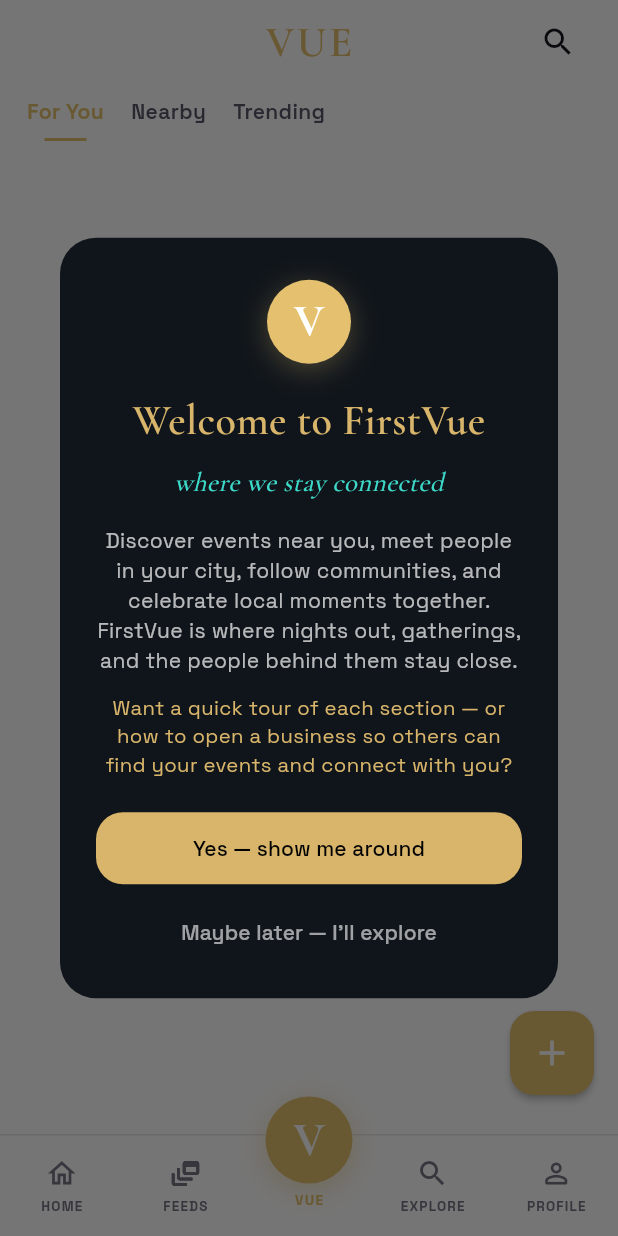
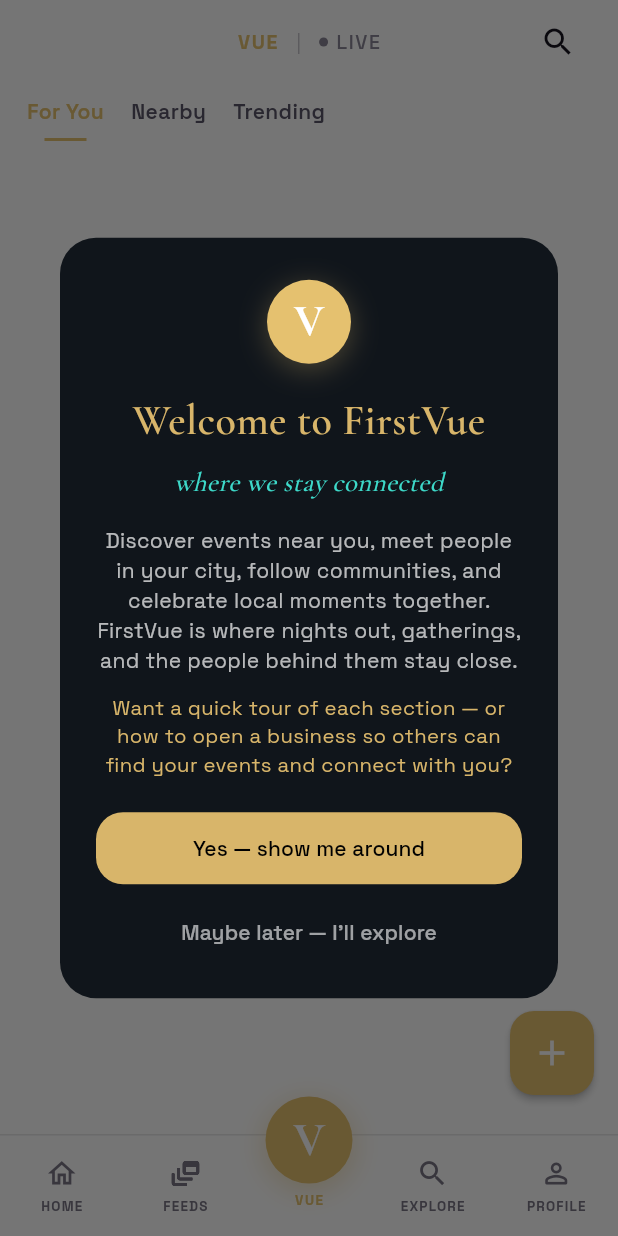
Before and after one commit to hkendale16-create/Firstvue, a Flutter app: the screen it shows once a user with an empty profile is signed in, on a phone screen of 412 x 824 dp. Run offline on Flutter 3.47's test engine with Material 3 defaults, Android fonts, the phone set to English and light mode, and no system bars; our stand-ins replace app_links, audioplayers, flutter_local_notifications, geolocator, image_picker, share_plus and 5 more; missing offline and left inert: cryptography, dart:html, flutter_webrtc; accounts and stored records are empty; project files that could hold a hidden picture were left out.

Commit message:
Add FirstVue LIVE mode shell and VUE|LIVE switch (Phase 1).
Introduces a feature-flagged experience mode on the VUE tab with local
persistence and an empty LIVE shell, leaving the existing mosaic feed
unchanged when VUE is selected.

Co-authored-by: hkendale16-create <hkendale16-create@users.noreply.github.com>

```diff
--- a/lib/config/feature_flags.dart
+++ b/lib/config/feature_flags.dart
@@ -14,4 +14,41 @@ class FeatureFlags {
     'FIRSTVUE_PAYMENTS',
     defaultValue: false,
   );
+
+  /// Top-level VUE | LIVE mode switch and LIVE shell.
+  /// Disable with `--dart-define=FIRSTVUE_LIVE_MODE=false`.
+  static const liveModeEnabled = bool.fromEnvironment(
+    'FIRSTVUE_LIVE_MODE',
+    defaultValue: true,
+  );
+
+  /// LIVE map (Phase 4). Independent of [liveModeEnabled].
+  static const liveMapEnabled = bool.fromEnvironment(
+    'FIRSTVUE_LIVE_MAP',
+    defaultValue: false,
+  );
+
+  /// I'm Here / Here Now presence (Phase 3).
+  static const liveEventPresenceEnabled = bool.fromEnvironment(
+    'FIRSTVUE_LIVE_EVENT_PRESENCE',
+    defaultValue: false,
+  );
+
+  /// Event conversation entry from LIVE detail (Phase 3).
+  static const liveEventChatEnabled = bool.fromEnvironment(
+    'FIRSTVUE_LIVE_EVENT_CHAT',
+    defaultValue: false,
+  );
+
+  /// Food Truck LIVE cards / map pins (later phases).
+  static const liveFoodTrucksEnabled = bool.fromEnvironment(
+    'FIRSTVUE_LIVE_FOOD_TRUCKS',
+    defaultValue: false,
+  );
+
+  /// Heating Up / activity scores (Phase 5).
+  static const liveHeatActivityEnabled = bool.fromEnvironment(
+    'FIRSTVUE_LIVE_HEAT_ACTIVITY',
+    defaultValue: false,
+  );
 }
--- a/lib/screens/discovery_feed_screen.dart
+++ b/lib/screens/discovery_feed_screen.dart
@@ -3,10 +3,12 @@ import 'package:supabase_flutter/supabase_flutter.dart';
 
 import '../auth/ensure_signed_in.dart';
 import '../config/app_config.dart';
+import '../config/feature_flags.dart';
 import '../models/publish_destination.dart';
 import '../models/share_payload.dart';
 import '../navigation/firstvue_page_route.dart';
 import '../services/discovery_feed_service.dart';
+import '../services/live_mode_preference.dart';
 import '../services/saved_items_service.dart';
 import '../services/vue_featured_rotation.dart';
 import '../services/vue_tab_preference.dart';
@@ -16,11 +18,13 @@ import '../widgets/firstvue_refresh_scaffold.dart';
 import '../widgets/firstvue_share_sheet.dart';
 import '../widgets/fv_ui.dart';
 import '../widgets/social_rich_text.dart';
+import '../widgets/vue_live_mode_switch.dart';
 import '../widgets/vue_mosaic_layout.dart';
 import '../widgets/vue_mosaic_view.dart';
 import 'create_post_screen.dart';
 import 'firstvue_business_profile_screen.dart';
 import 'full_screen_media_viewer.dart';
+import 'live_home_shell_screen.dart';
 import 'member_public_profile_screen.dart';
 import 'post_detail_screen.dart';
 
@@ -45,6 +49,7 @@ class _DiscoveryFeedScreenState extends State<DiscoveryFeedScreen> {
   late Future<List<DiscoveryFeedItem>> _feedFuture;
   List<DiscoveryFeedItem> _items = const [];
   VueFeedMode _mode = VueTabPreference.current;
+  FirstVueExperienceMode _experienceMode = LiveModePreference.current;
   String? _error;
   bool _loadingMore = false;
   bool _refreshing = false;
@@ -54,19 +59,51 @@ class _DiscoveryFeedScreenState extends State<DiscoveryFeedScreen> {
   final _loadMoreGate = ScrollLoadMoreGate(thresholdPx: 480);
   static const _maxLoadMoreFailures = 3;
 
+  bool get _liveModeActive =>
+      FeatureFlags.liveModeEnabled &&
+      _experienceMode == FirstVueExperienceMode.live;
+
   @override
   void initState() {
     super.initState();
     _mode = VueTabPreference.current;
+    _experienceMode = LiveModePreference.current;
     _feedFuture = _bootstrap();
   }
 
   Future<List<DiscoveryFeedItem>> _bootstrap() async {
-    final stored = await VueTabPreference.load();
-    if (mounted && stored != _mode) {
-      setState(() => _mode = stored);
+    final storedTab = await VueTabPreference.load();
+    final storedExperience = FeatureFlags.liveModeEnabled
+        ? await LiveModePreference.load()
+        : FirstVueExperienceMode.vue;
+    if (!mounted) return _loadFeed(reset: true);
+    if (storedTab != _mode || storedExperience != _experienceMode) {
+      setState(() {
+        _mode = storedTab;
+        _experienceMode = storedExperience;
+      });
     }
+    // Avoid feed work while sitting on the LIVE shell.
+    if (_liveModeActive) return _items;
     return _loadFeed(reset: true);
+  }
+
+  Future<void> _setExperienceMode(FirstVueExperienceMode next) async {
+    if (next == _experienceMode) return;
+    setState(() => _experienceMode = next);
+    await LiveModePreference.save(next);
+    if (!mounted) return;
+    if (next == FirstVueExperienceMode.vue && _items.isEmpty) {
+      setState(() {
+        _refreshing = true;
+        _error = null;
+        _hasMore = true;
+        _loadMoreFailures = 0;
+      });
+      _feedFuture = _loadFeed(reset: true).whenComplete(() {
+        if (mounted) setState(() => _refreshing = false);
+      });
+    }
   }
 
   Future<List<DiscoveryFeedItem>> _loadFeed({
@@ -290,6 +327,7 @@ class _DiscoveryFeedScreenState extends State<DiscoveryFeedScreen> {
     final width = MediaQuery.sizeOf(context).width;
     final columns = _crossAxisCount(width);
     final bottomInset = MediaQuery.paddingOf(context).bottom;
+    final showLiveSwitch = FeatureFlags.liveModeEnabled;
 
     return ColoredBox(
       color: fv.background,
@@ -306,6 +344,12 @@ class _DiscoveryFeedScreenState extends State<DiscoveryFeedScreen> {
                     child: Stack(
                       alignment: Alignment.center,
                       children: [
+                        if (showLiveSwitch)
+                          VueLiveModeSwitch(
+                            mode: _experienceMode,
+                            onChanged: _setExperienceMode,
+                          )
+                        else
                           Text(
                             'VUE',
                             style: TextStyle(
@@ -316,6 +360,7 @@ class _DiscoveryFeedScreenState extends State<DiscoveryFeedScreen> {
                               letterSpacing: 2,
                             ),
                           ),
+                        if (!_liveModeActive)
                           Align(
                             alignment: Alignment.centerRight,
                             child: IconButton(
@@ -334,6 +379,14 @@ class _DiscoveryFeedScreenState extends State<DiscoveryFeedScreen> {
                     ),
                   ),
                 ),
+                if (_liveModeActive)
+                  Expanded(
+                    child: LiveHomeShellScreen(
+                      onReturnToVue: () =>
+                          _setExperienceMode(FirstVueExperienceMode.vue),
+                    ),
+                  )
+                else ...[
                 FvUnderlineTabs(
                   labels: const ['For You', 'Nearby', 'Trending'],
                   selectedIndex: _mode.index,
@@ -423,7 +476,9 @@ class _DiscoveryFeedScreenState extends State<DiscoveryFeedScreen> {
                   ),
                 ),
                 ],
+              ],
             ),
+            if (!_liveModeActive)
               Positioned(
               right: 16,
               bottom: 16 + bottomInset,
--- /dev/null
+++ b/lib/services/live_mode_preference.dart
@@ -0,0 +1,54 @@
+import 'package:shared_preferences/shared_preferences.dart';
+
+/// Top-level FirstVue experience mode: existing social (VUE) vs LIVE discovery.
+enum FirstVueExperienceMode { vue, live }
+
+/// Remembers VUE | LIVE selection locally (no server write).
+class LiveModePreference {
+  LiveModePreference._();
+
+  static const prefsKey = 'firstvue_experience_mode';
+
+  static FirstVueExperienceMode _cached = FirstVueExperienceMode.vue;
+  static bool _hydrated = false;
+
+  static FirstVueExperienceMode get current => _cached;
+
+  static bool get isLive => _cached == FirstVueExperienceMode.live;
+
+  static FirstVueExperienceMode parse(String? raw) {
+    return switch ((raw ?? '').trim().toLowerCase()) {
+      'live' => FirstVueExperienceMode.live,
+      _ => FirstVueExperienceMode.vue,
+    };
+  }
+
+  static Future<FirstVueExperienceMode> load() async {
+    if (_hydrated) return _cached;
+    try {
+      final prefs = await SharedPreferences.getInstance();
+      _cached = parse(prefs.getString(prefsKey));
+    } catch (_) {
+      _cached = FirstVueExperienceMode.vue;
+    }
+    _hydrated = true;
+    return _cached;
+  }
+
+  static Future<void> save(FirstVueExperienceMode mode) async {
+    _cached = mode;
+    _hydrated = true;
+    try {
+      final prefs = await SharedPreferences.getInstance();
+      await prefs.setString(prefsKey, mode.name);
+    } catch (_) {}
+  }
+
+  /// Test helper — resets in-memory cache between widget tests.
+  static void debugReset({
+    FirstVueExperienceMode mode = FirstVueExperienceMode.vue,
+  }) {
+    _cached = mode;
+    _hydrated = false;
+  }
+}
--- /dev/null
+++ b/lib/widgets/vue_live_mode_switch.dart
@@ -0,0 +1,114 @@
+import 'package:flutter/material.dart';
+
+import '../services/live_mode_preference.dart';
+import '../theme/firstvue_theme.dart';
+
+/// Compact borderless VUE | ● LIVE selector (Phase 1).
+class VueLiveModeSwitch extends StatelessWidget {
+  final FirstVueExperienceMode mode;
+  final ValueChanged<FirstVueExperienceMode> onChanged;
+
+  const VueLiveModeSwitch({
+    super.key,
+    required this.mode,
+    required this.onChanged,
+  });
+
+  @override
+  Widget build(BuildContext context) {
+    final fv = context.fv;
+    final live = mode == FirstVueExperienceMode.live;
+
+    return Semantics(
+      label: live ? 'LIVE mode selected' : 'VUE mode selected',
+      child: Row(
+        mainAxisSize: MainAxisSize.min,
+        children: [
+          _ModeLabel(
+            label: 'VUE',
+            selected: !live,
+            selectedColor: FirstVueColors.gold,
+            unselectedColor: fv.tertiaryText,
+            onTap: () => onChanged(FirstVueExperienceMode.vue),
+          ),
+          Padding(
+            padding: const EdgeInsets.symmetric(horizontal: 8),
+            child: Text(
+              '|',
+              style: TextStyle(
+                color: fv.tertiaryText.withValues(alpha: 0.55),
+                fontSize: 13,
+                fontWeight: FontWeight.w300,
+                height: 1,
+              ),
+            ),
+          ),
+          _ModeLabel(
+            label: 'LIVE',
+            selected: live,
+            selectedColor: FirstVueColors.coral,
+            unselectedColor: fv.tertiaryText,
+            showLiveDot: true,
+            onTap: () => onChanged(FirstVueExperienceMode.live),
+          ),
+        ],
+      ),
+    );
+  }
+}
+
+class _ModeLabel extends StatelessWidget {
+  final String label;
+  final bool selected;
+  final Color selectedColor;
+  final Color unselectedColor;
+  final bool showLiveDot;
+  final VoidCallback onTap;
+
+  const _ModeLabel({
+    required this.label,
+    required this.selected,
+    required this.selectedColor,
+    required this.unselectedColor,
+    required this.onTap,
+    this.showLiveDot = false,
+  });
+
+  @override
+  Widget build(BuildContext context) {
+    final color = selected ? selectedColor : unselectedColor;
+    return InkWell(
+      onTap: onTap,
+      borderRadius: BorderRadius.circular(6),
+      child: Padding(
+        padding: const EdgeInsets.symmetric(horizontal: 4, vertical: 6),
+        child: Row(
+          mainAxisSize: MainAxisSize.min,
+          children: [
+            if (showLiveDot) ...[
+              Container(
+                width: 6,
+                height: 6,
+                margin: const EdgeInsets.only(right: 5),
+                decoration: BoxDecoration(
+                  color: color,
+                  shape: BoxShape.circle,
+                ),
+              ),
+            ],
+            Text(
+              label,
+              style: TextStyle(
+                color: color,
+                fontSize: 13,
+                fontWeight: selected ? FontWeight.w700 : FontWeight.w500,
+                letterSpacing: 1.1,
+                height: 1,
+              ),
+            ),
+          ],
+        ),
+      ),
+    );
+  }
+}
```
Also changed, not shown: lib/screens/live_home_shell_screen.dart (added, +79 -0 lines), 3 other files. Lines whose indentation alone changed are shown as unchanged.
